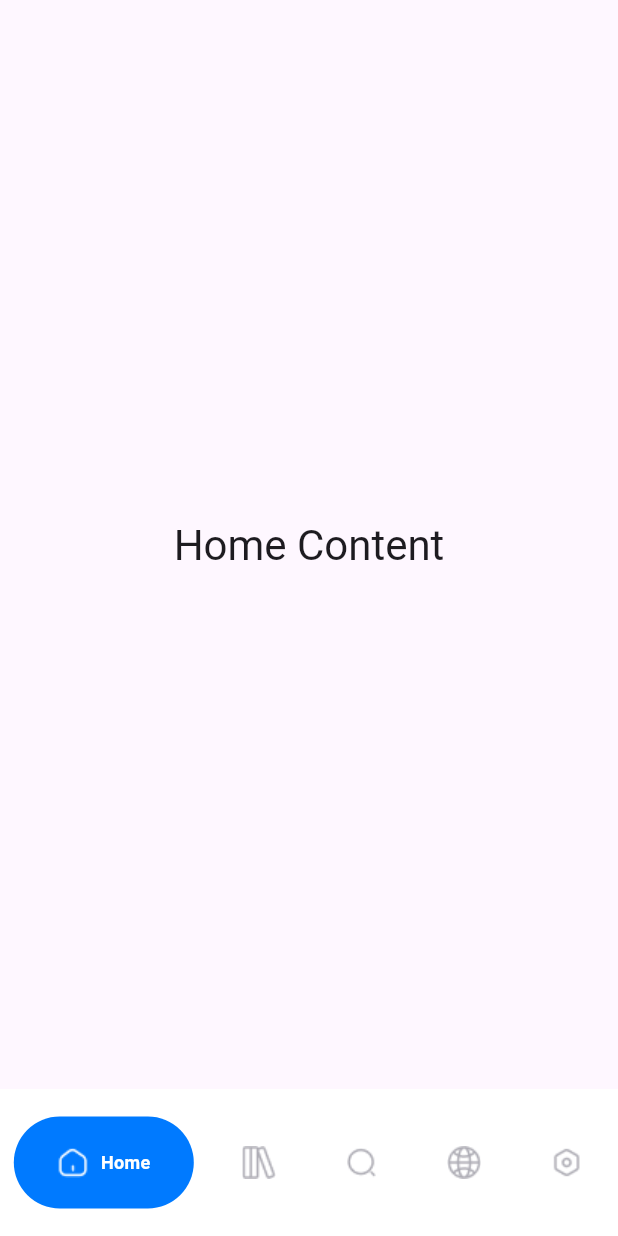
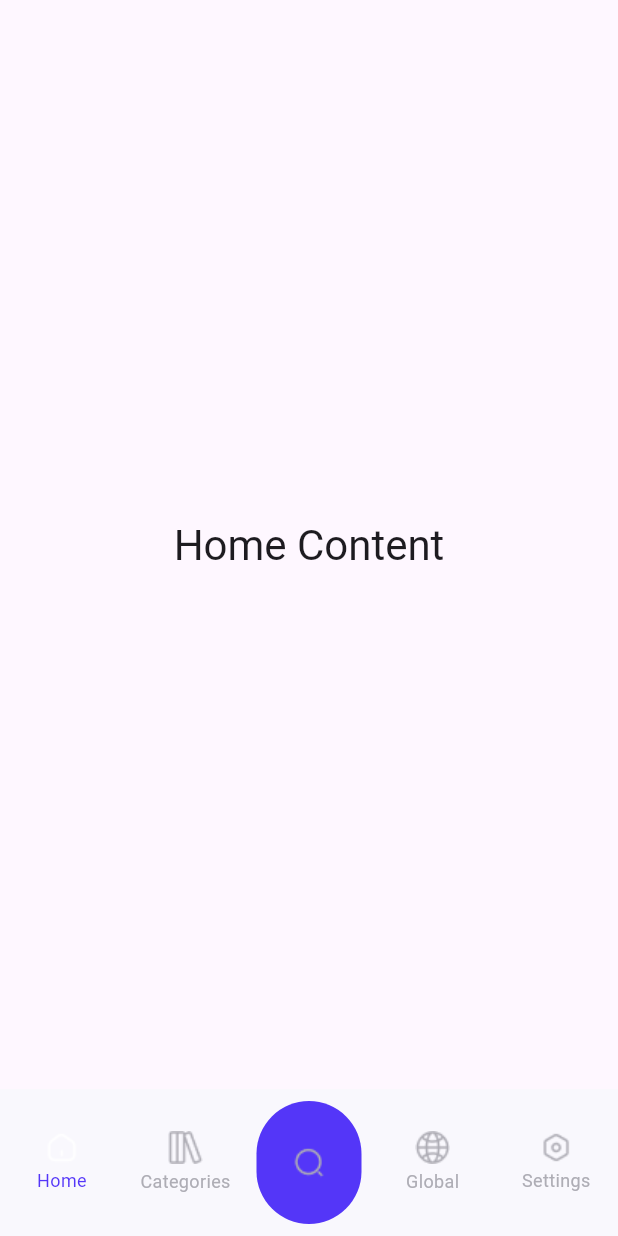
Before and after one commit to Mahm0udbakir/mahmoudbakir_week2_uichallenge, a Flutter app: the screen it shows after launch, on a phone screen of 412 x 824 dp. Run offline on Flutter 3.47's test engine with Material 3 defaults, Android fonts, the phone set to English and light mode, and no system bars; drawn by our look-alikes of persistent_bottom_nav_bar; our stand-ins replace go_router.

Commit message:
Update CustomBottomNavBar styling: Changed background color, updated navBarStyle, and modified item colors for improved UI consistency.

```diff
--- a/lib/features/home/presentation/screens/bottom_nav.dart
+++ b/lib/features/home/presentation/screens/bottom_nav.dart
@@ -13,8 +13,9 @@ class CustomBottomNavBar extends StatelessWidget {
       controller: PersistentTabController(initialIndex: 0),
       screens: _buildScreens(),
       items: _navBarsItems(),
+      backgroundColor: Color(0xffF9F8FD),
       navBarHeight: 98,
-      navBarStyle: NavBarStyle.style7,
+      navBarStyle: NavBarStyle.style17,
     );
   }
 }
@@ -22,10 +23,10 @@ class CustomBottomNavBar extends StatelessWidget {
 List<Widget> _buildScreens() {
   return [
     HomeScreen(),
-    Container(color: Colors.grey),
-    Container(color: Colors.grey),
-    Container(color: Colors.grey),
-    Container(color: Colors.grey),
+    Container(color: Colors.white),
+    Container(color: Colors.white),
+    Container(color: Colors.white),
+    Container(color: Colors.white),
   ];
 }
 
@@ -34,35 +35,39 @@ List<PersistentBottomNavBarItem> _navBarsItems() {
     PersistentBottomNavBarItem(
       icon: Image.asset('assets/images/home.png'),
       title: ("Home"),
-      activeColorPrimary: CupertinoColors.activeBlue,
-      inactiveColorPrimary: CupertinoColors.systemGrey,
-            routeAndNavigatorSettings: RouteAndNavigatorSettings(
+      activeColorPrimary: Color(0xff5436F8),
+      inactiveColorPrimary: Color(0xffAEADB5),
+      routeAndNavigatorSettings: RouteAndNavigatorSettings(
         initialRoute: '/home',
       ),
     ),
     PersistentBottomNavBarItem(
       icon: Image.asset('assets/images/group.png'),
       title: ("Categories"),
-      activeColorPrimary: CupertinoColors.activeBlue,
-      inactiveColorPrimary: CupertinoColors.systemGrey,
+      activeColorPrimary: Color(0xff5436F8),
+
+      inactiveColorPrimary: Color(0xffAEADB5),
     ),
     PersistentBottomNavBarItem(
       icon: Image.asset('assets/images/search.png'),
       title: ("Search"),
-      activeColorPrimary: CupertinoColors.activeBlue,
-      inactiveColorPrimary: CupertinoColors.systemGrey,
+
+      activeColorPrimary: Color(0xff5436F8),
+      inactiveColorPrimary: Color(0xffAEADB5),
     ),
     PersistentBottomNavBarItem(
       icon: Image.asset('assets/images/global.png'),
       title: ("Global"),
-      activeColorPrimary: CupertinoColors.activeBlue,
-      inactiveColorPrimary: CupertinoColors.systemGrey,
+
+      activeColorPrimary: Color(0xff5436F8),
+      inactiveColorPrimary: Color(0xffAEADB5),
     ),
     PersistentBottomNavBarItem(
       icon: Image.asset('assets/images/settings.png'),
       title: ("Settings"),
-      activeColorPrimary: CupertinoColors.activeBlue,
-      inactiveColorPrimary: CupertinoColors.systemGrey,
+
+      activeColorPrimary: Color(0xff5436F8),
+      inactiveColorPrimary: Color(0xffAEADB5),
     ),
   ];
 }
```
